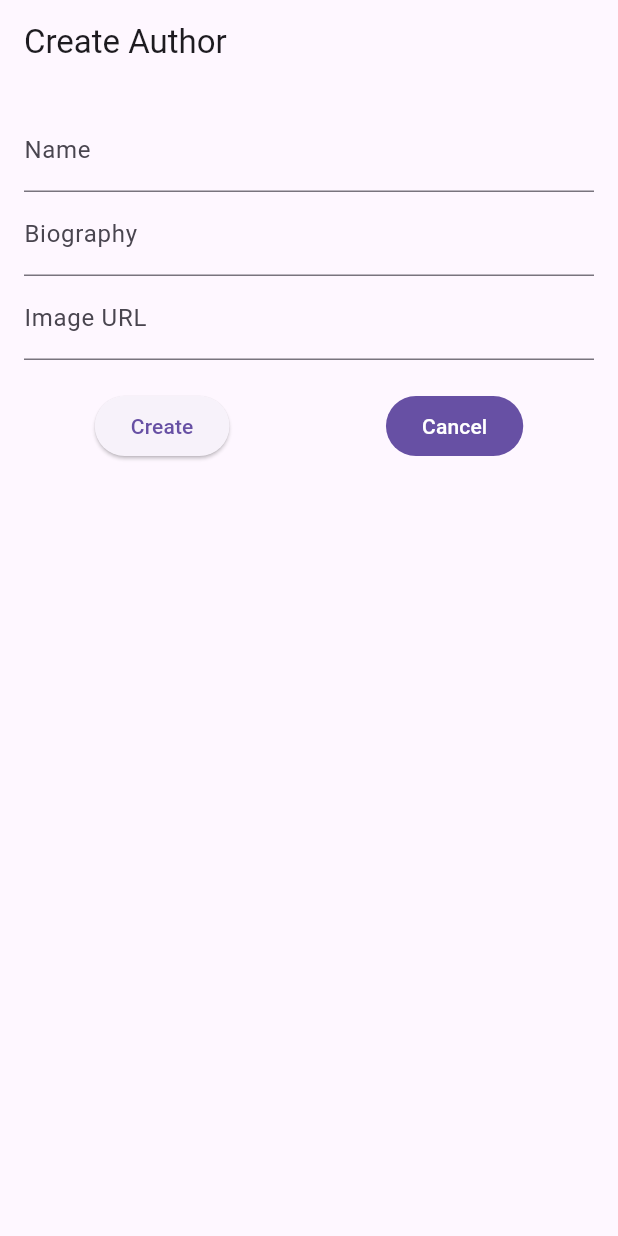
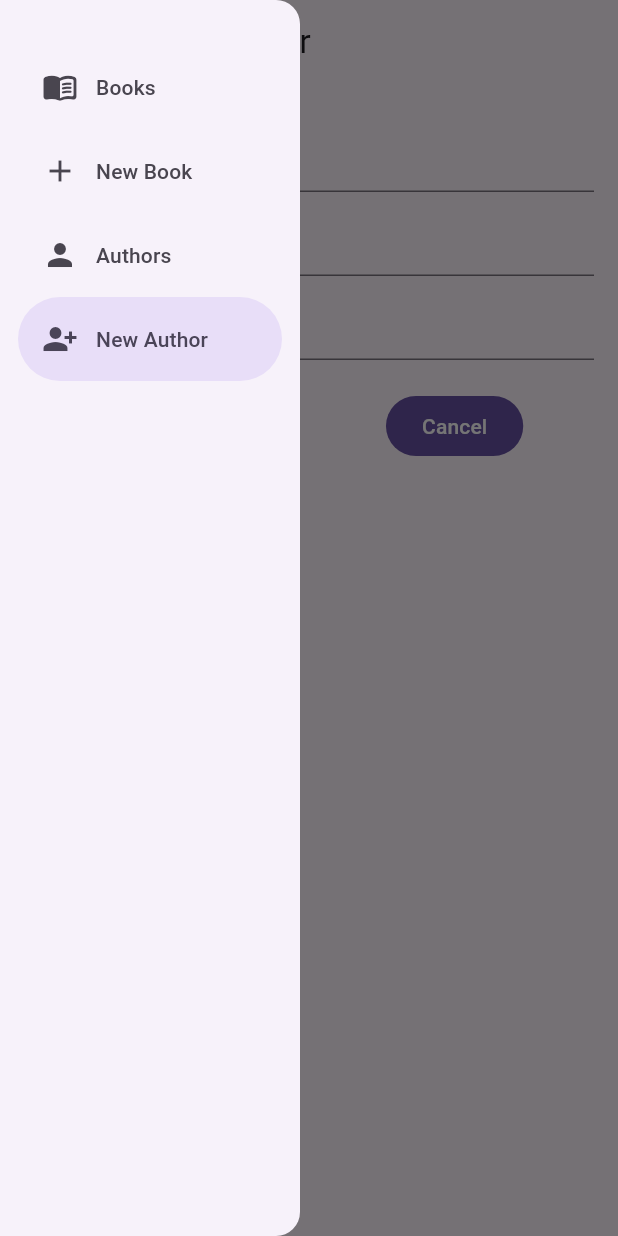
Before and after one commit to Marianx97/movile-apps-development, a Flutter app: the CreateAuthorScreen screen opened by its route, with the side drawer open (before the commit the screen has no drawer), on a phone screen of 412 x 824 dp. Run offline on Flutter 3.47's test engine with Material 3 defaults, Android fonts, the phone set to English and light mode, and no system bars; our stand-ins replace floor, go_router, sqflite; accounts and stored records are empty; generated files the repository leaves out were written again.

Commit message:
[parcial_1] - Added new menu items

```diff
--- a/parcial_1/lib/core/menu/menu_item.dart
+++ b/parcial_1/lib/core/menu/menu_item.dart
@@ -2,13 +2,11 @@ import 'package:flutter/material.dart';
 
 class MenuItem {
   final String title;
-  final String subtitle;
   final IconData icon;
   final String link;
 
   const MenuItem({
     required this.title,
-    required this.subtitle,
     required this.icon,
     required this.link,
   });
@@ -17,21 +15,28 @@ class MenuItem {
 const List<MenuItem> menuItems = [
   MenuItem(
     title: 'Books',
-    subtitle: 'List of books in the database',
-    icon: Icons.book,
+    icon: Icons.menu_book_rounded,
     link: '/books'
   ),
   MenuItem(
+    title: 'New Book',
+    icon: Icons.add,
+    link: '/books/add',
+  ),
+  MenuItem(
     title: 'Authors',
-    subtitle: 'List of authors in the database',
     icon: Icons.person,
     link: '/authors'
   ),
+  MenuItem(
+    title: 'New Author',
+    icon: Icons.person_add_alt_1,
+    link: '/authors/add',
+  )
   /// TODO:
   /// - Uncomment when page is ready
   // MenuItem(
   //   title: 'Favorites',
-  //   subtitle: 'List of books marked as favorite',
   //   icon: Icons.star_border_purple500_outlined,
   //   link: '/favorites'
   // ),
--- a/parcial_1/lib/core/router/app_router.dart
+++ b/parcial_1/lib/core/router/app_router.dart
@@ -41,7 +41,7 @@ final appRouter = GoRouter(
     GoRoute(
       path: '/books/add',
       name: CreateBookScreen.name,
-      builder:(context, state) => const CreateBookScreen(),
+      builder:(context, state) => CreateBookScreen(),
     ),
     GoRoute(
       path: '/books/edit/:bookId',
@@ -71,7 +71,7 @@ final appRouter = GoRouter(
     GoRoute(
       path: '/authors/add',
       name: CreateAuthorScreen.name,
-      builder: (context, state) => const CreateAuthorScreen(),
+      builder: (context, state) => CreateAuthorScreen(),
     ),
     GoRoute(
       path: '/authors/edit/:authorId',
--- a/parcial_1/lib/presentation/screens/authors/authors_screen.dart
+++ b/parcial_1/lib/presentation/screens/authors/authors_screen.dart
@@ -33,7 +33,7 @@ class _AuthorsViewState extends State<_AuthorsView> {
   Widget build(BuildContext context) {
     return Scaffold(
       key: scafoldKey,
-      drawer: DrawerMenu(scafoldKey: scafoldKey, selectedScreen: 1),
+      drawer: DrawerMenu(scafoldKey: scafoldKey, selectedScreen: 2),
       appBar: AppBar(
         title: const Text('Authors View'),
       ),
--- a/parcial_1/lib/presentation/screens/authors/create_author_screen.dart
+++ b/parcial_1/lib/presentation/screens/authors/create_author_screen.dart
@@ -3,10 +3,13 @@ import 'package:go_router/go_router.dart';
 import 'package:parcial_1/domain/author.dart';
 import 'package:parcial_1/presentation/screens/authors/author_form.dart';
 import 'package:parcial_1/presentation/screens/authors/authors_screen.dart';
+import 'package:parcial_1/presentation/widgets/drawer_menu.dart';
 
 class CreateAuthorScreen extends StatelessWidget {
   static const name = 'create_author_screen';
-  const CreateAuthorScreen({super.key});
+  final scafoldKey = GlobalKey<ScaffoldState>();
+
+  CreateAuthorScreen({super.key});
 
   void _createAuthor(BuildContext context, Author author) {
     authors.add(author);
@@ -16,6 +19,7 @@ class CreateAuthorScreen extends StatelessWidget {
   @override
   Widget build(BuildContext context) {
     return Scaffold(
+      drawer: DrawerMenu(scafoldKey: scafoldKey, selectedScreen: 3),
       appBar: AppBar(
         title: const Text('Create Author'),
       ),
--- a/parcial_1/lib/presentation/screens/books/create_book_screen.dart
+++ b/parcial_1/lib/presentation/screens/books/create_book_screen.dart
@@ -3,10 +3,13 @@ import 'package:go_router/go_router.dart';
 import 'package:parcial_1/domain/book.dart';
 import 'package:parcial_1/presentation/screens/books/book_form.dart';
 import 'package:parcial_1/presentation/screens/books/books_screen.dart';
+import 'package:parcial_1/presentation/widgets/drawer_menu.dart';
 
 class CreateBookScreen extends StatelessWidget {
   static const name = 'create_book_screen';
-  const CreateBookScreen({super.key});
+  final scafoldKey = GlobalKey<ScaffoldState>();
+
+  CreateBookScreen({super.key});
 
   void _createBook(BuildContext context, Book book) {
     books.add(book);
@@ -16,6 +19,7 @@ class CreateBookScreen extends StatelessWidget {
   @override
   Widget build(BuildContext context) {
     return Scaffold(
+      drawer: DrawerMenu(scafoldKey: scafoldKey, selectedScreen: 1),
       appBar: AppBar(
         title: const Text('Create Book'),
       ),
```
